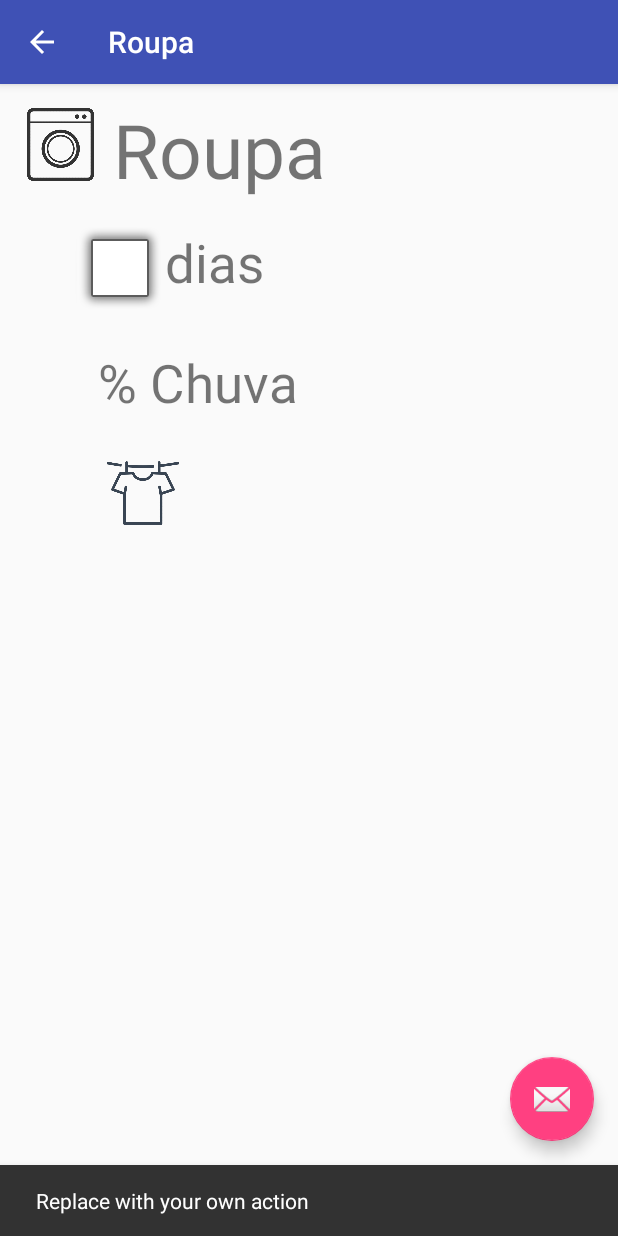
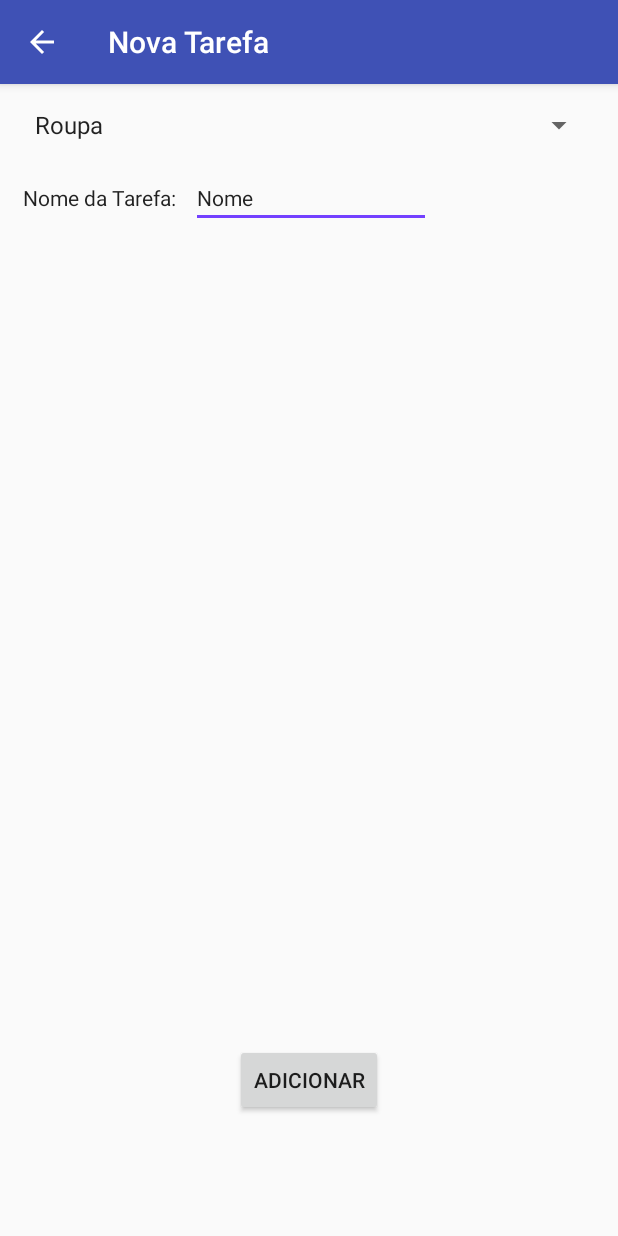
Before and after one commit to tiagoslucas/HomeManagement, an Android app: the LaundryActivity screen opened directly, with no data from a screen before it, after a tap on an icon or button, on a phone screen of 412 x 824 dp. Run offline under Robolectric (Android 15) with nearby library versions, the phone set to English and light mode, and no system bars; 3 statements that could not run were skipped.

Commit message:
Add activity access created

```diff
--- a/app/src/main/java/tiago/homemanagement/AddActivity.java
+++ b/app/src/main/java/tiago/homemanagement/AddActivity.java
@@ -1,26 +1,47 @@
 package tiago.homemanagement;
 
+import android.content.Intent;
+import android.support.design.widget.FloatingActionButton;
+import android.support.design.widget.Snackbar;
 import android.support.v4.app.NavUtils;
 import android.support.v7.app.AppCompatActivity;
 import android.os.Bundle;
+import android.support.v7.widget.Toolbar;
 import android.view.MenuItem;
+import android.view.View;
+import android.widget.Spinner;
 
 public class AddActivity extends AppCompatActivity {
+
+    Spinner spinner = (Spinner) findViewById(R.id.spinner);
 
     @Override
     protected void onCreate(Bundle savedInstanceState) {
         super.onCreate(savedInstanceState);
         setContentView(R.layout.activity_add);
+        Toolbar toolbar = (Toolbar) findViewById(R.id.toolbar);
+        setSupportActionBar(toolbar);
+
+        if(getSupportActionBar() != null){
+            getSupportActionBar().setDisplayHomeAsUpEnabled(true);
+            getSupportActionBar().setDisplayShowHomeEnabled(true);
+            getSupportActionBar().setTitle(R.string.add_task);
+        }
+
+        spinner.setSelection(1 + getIntent().getIntExtra("parent",0));
     }
 
     public boolean onOptionsItemSelected(MenuItem item) {
         // Handle action bar item clicks here. The action bar will
         // automatically handle clicks on the Home/Up button, so long
         // as you specify a parent activity in AndroidManifest.xml.
-        if (item.getItemId() == R.id.home) {
+        if (item.getItemId() == android.R.id.home || item.getItemId() == R.id.home){
             NavUtils.navigateUpFromSameTask(this);
             return true;
         }
         return super.onOptionsItemSelected(item);
     }
+
+    public void newTask(View view) {
+    }
 }
--- a/app/src/main/java/tiago/homemanagement/LaundryActivity.java
+++ b/app/src/main/java/tiago/homemanagement/LaundryActivity.java
@@ -29,14 +29,15 @@ public class LaundryActivity extends AppCompatActivity {
         FloatingActionButton fab = (FloatingActionButton) findViewById(R.id.fab);
         fab.setOnClickListener(new View.OnClickListener() {
             @Override
-            public void onClick(View view) {
-                Snackbar.make(view, "Replace with your own action", Snackbar.LENGTH_LONG)
-                        .setAction("Action", null).show();
+            public void onClick(View view) {add();
             }
         });
+    }
 
-        TextView hanging_check = this.findViewById(R.id.hanging_check);
-        hanging_check.setVisibility(View.INVISIBLE);
+    private void add() {
+        Intent intent = new Intent(this, AddActivity.class);
+        intent.putExtra("parent",1);
+        startActivity(intent);
     }
 
     public boolean onOptionsItemSelected(MenuItem item) {
--- a/app/src/main/res/layout/activity_add.xml
+++ b/app/src/main/res/layout/activity_add.xml
@@ -22,7 +22,8 @@
         android:layout_alignParentBottom="true"
         android:layout_centerHorizontal="true"
         android:layout_marginBottom="80dp"
-        android:text="@string/add_button" />
+        android:text="@string/add_button"
+        android:onClick="newTask"/>
 
     <TextView
         android:id="@+id/textView1"
--- a/app/src/main/res/layout/activity_dishes.xml
+++ b/app/src/main/res/layout/activity_dishes.xml
@@ -28,6 +28,6 @@
         android:layout_height="wrap_content"
         android:layout_gravity="bottom|end"
         android:layout_margin="@dimen/fab_margin"
-        app:srcCompat="@android:drawable/ic_dialog_email" />
+        app:srcCompat="@android:drawable/ic_menu_add" />
 
 </android.support.design.widget.CoordinatorLayout>
--- a/app/src/main/res/layout/activity_floor.xml
+++ b/app/src/main/res/layout/activity_floor.xml
@@ -28,6 +28,6 @@
         android:layout_height="wrap_content"
         android:layout_gravity="bottom|end"
         android:layout_margin="@dimen/fab_margin"
-        app:srcCompat="@android:drawable/ic_dialog_email" />
+        app:srcCompat="@android:drawable/ic_menu_add" />
 
 </android.support.design.widget.CoordinatorLayout>
--- a/app/src/main/res/layout/activity_laundry.xml
+++ b/app/src/main/res/layout/activity_laundry.xml
@@ -28,6 +28,6 @@
         android:layout_height="wrap_content"
         android:layout_gravity="bottom|end"
         android:layout_margin="@dimen/fab_margin"
-        app:srcCompat="@android:drawable/ic_dialog_email" />
+        app:srcCompat="@android:drawable/ic_menu_add" />
 
 </android.support.design.widget.CoordinatorLayout>
--- a/app/src/main/res/layout/activity_shopping.xml
+++ b/app/src/main/res/layout/activity_shopping.xml
@@ -28,6 +28,6 @@
         android:layout_height="wrap_content"
         android:layout_gravity="bottom|end"
         android:layout_margin="@dimen/fab_margin"
-        app:srcCompat="@android:drawable/ic_dialog_email" />
+        app:srcCompat="@android:drawable/ic_menu_add" />
 
 </android.support.design.widget.CoordinatorLayout>
--- a/app/src/main/res/values/colors.xml
+++ b/app/src/main/res/values/colors.xml
@@ -2,5 +2,5 @@
 <resources>
     <color name="colorPrimary">#3F51B5</color>
     <color name="colorPrimaryDark">#303F9F</color>
-    <color name="colorAccent">#FF4081</color>
+    <color name="colorAccent">#7340ff</color>
 </resources>
--- a/app/src/main/res/values/strings.xml
+++ b/app/src/main/res/values/strings.xml
@@ -96,5 +96,6 @@
     <string name="percent_rain">% Chuva</string>
     <string name="clothes_drying">Roupa Pendurada</string>
     <string name="drying_dishes">Loiça Arrumada</string>
+    <string name="add_task">Nova Tarefa</string>
 
 </resources>
```
Also changed, not shown: app/src/main/java/tiago/homemanagement/DishesActivity.java (+7 -3 lines), app/src/main/java/tiago/homemanagement/FloorActivity.java (+7 -3 lines), app/src/main/java/tiago/homemanagement/ShoppingActivity.java (+7 -3 lines).
